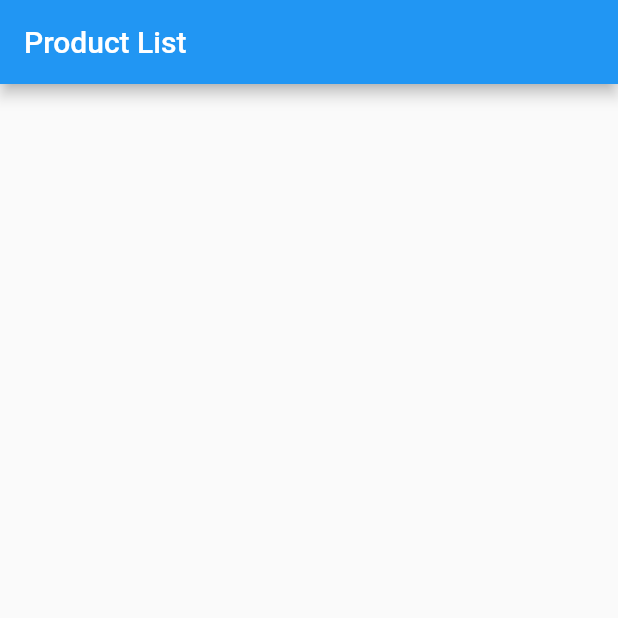
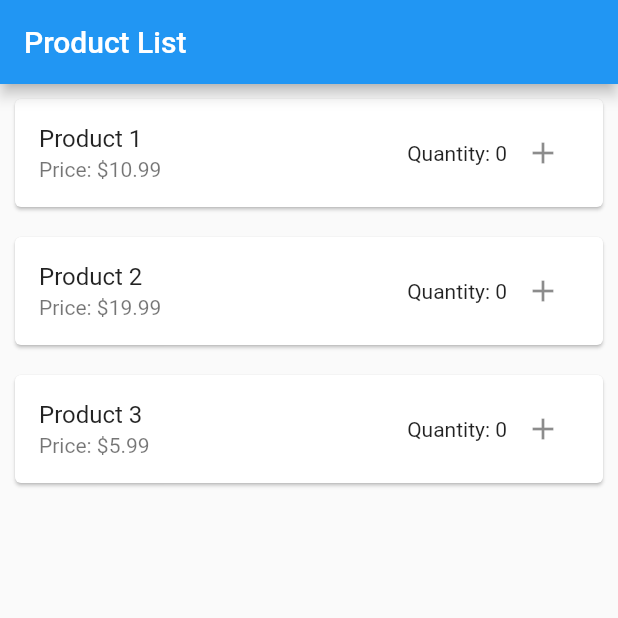
Before and after one commit to ob1Kenoobi/mod7-assignment, a Flutter app: the screen it shows after launch, on a phone screen of 412 x 824 dp, the top half of it. Run offline on Flutter 3.47's test engine with Material 2 defaults, Android fonts, the phone set to English and light mode, and no system bars.

Commit message:
added listviewbuilder and ListTile to display the product

```diff
--- a/lib/product_list.dart
+++ b/lib/product_list.dart
@@ -14,6 +14,38 @@ class ProductList extends StatefulWidget {
 class _ProductListState extends State<ProductList> {
   @override
   Widget build(BuildContext context) {
-    return Container();
+    return ListView.builder(
+      itemCount: widget.products.length,
+      itemBuilder: (BuildContext context, int index) {
+        return ProductCard(product: widget.products[index]);
+      },
+    );
   }
 }
+
+class ProductCard extends StatelessWidget {
+  final Product product;
+
+  ProductCard({required this.product});
+
+  @override
+  Widget build(BuildContext context) {
+    return Card(
+      margin: EdgeInsets.all(10),
+      child: ListTile(
+        title: Text(product.name),
+        subtitle: Text('Price: \$${product.price.toStringAsFixed(2)}'),
+        trailing: Row(
+          mainAxisSize: MainAxisSize.min,
+          children: [
+            Text('Quantity: ${product.quantity}'),
+            IconButton(
+              icon: Icon(Icons.add),
+              onPressed: () {},
+            ),
+          ],
+        ),
+      ),
+    );
+  }
+}
```
